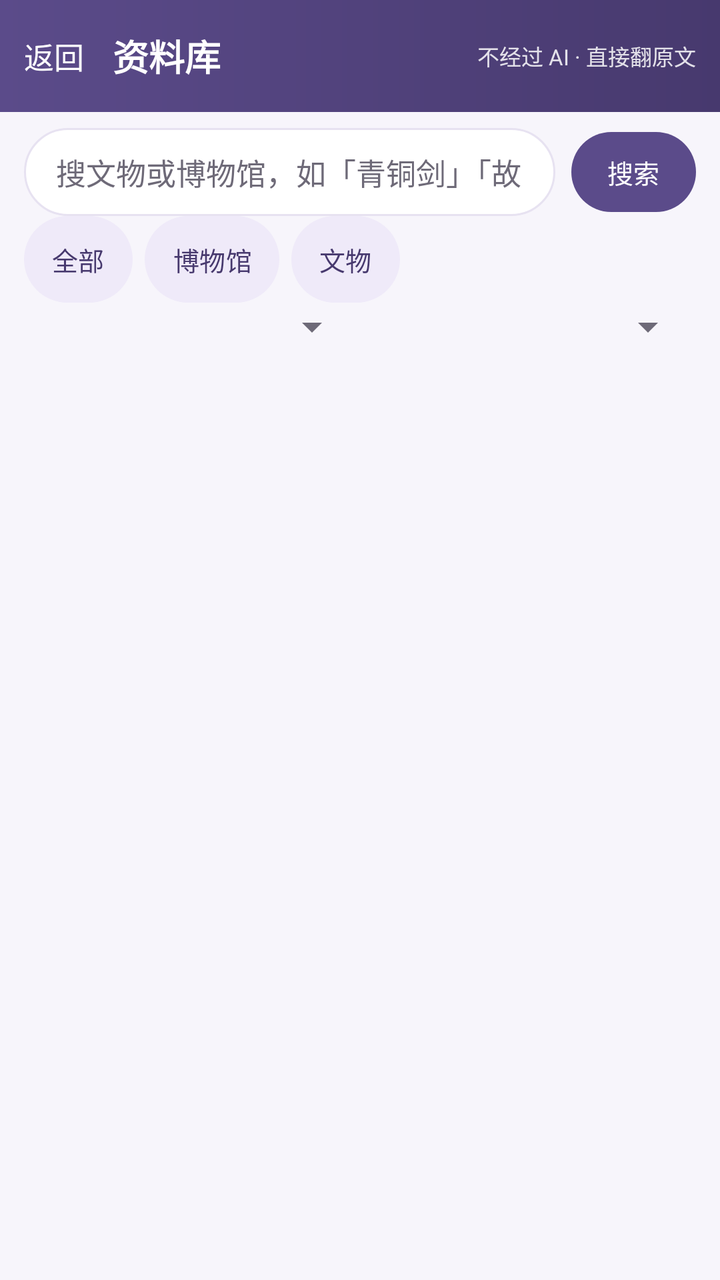
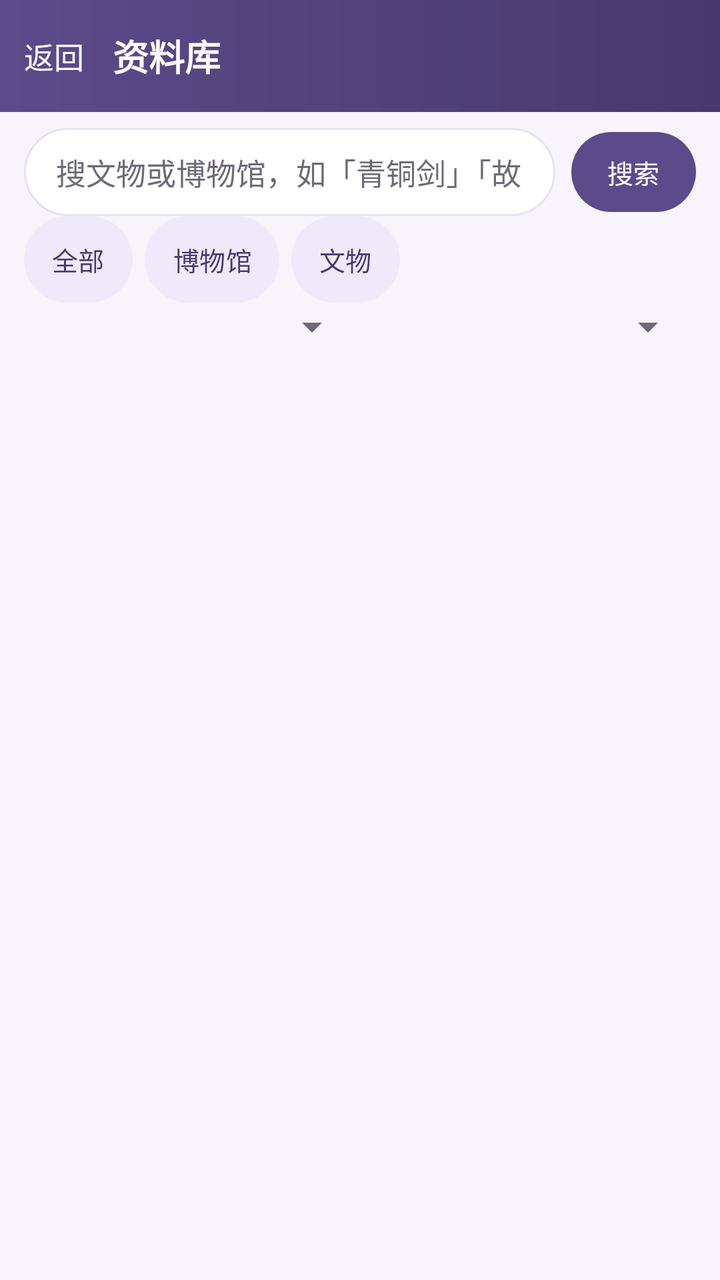

Screens rendered from an Android XML layout before and after an edit, with the pre-edit source and the edit as a unified diff.
<!-- AndroidManifest.xml: application theme Theme.MuseumDocentAI -->
<!-- res/layout/activity_browse.xml -->
<?xml version="1.0" encoding="utf-8"?>
<androidx.constraintlayout.widget.ConstraintLayout xmlns:android="http://schemas.android.com/apk/res/android"
    xmlns:app="http://schemas.android.com/apk/res-auto"
    android:id="@+id/browse_root"
    android:layout_width="match_parent"
    android:layout_height="match_parent"
    android:background="@color/bg_app">

    
    <LinearLayout
        android:id="@+id/browse_title_bar"
        android:layout_width="match_parent"
        android:layout_height="56dp"
        android:background="@drawable/bg_toolbar"
        android:gravity="center_vertical"
        android:orientation="horizontal"
        android:paddingStart="4dp"
        android:paddingEnd="12dp"
        app:layout_constraintTop_toTopOf="parent">

        <Button
            android:id="@+id/btn_back"
            style="@style/ToolbarIconButton"
            android:text="@string/browse_back" />

        <TextView
            android:layout_width="0dp"
            android:layout_height="wrap_content"
            android:layout_marginStart="6dp"
            android:layout_weight="1"
            android:text="@string/browse_title"
            android:textColor="@color/text_on_brand"
            android:textSize="18sp"
            android:textStyle="bold" />

        <TextView
            android:layout_width="wrap_content"
            android:layout_height="wrap_content"
            android:alpha="0.85"
            android:text="@string/browse_subtitle"
            android:textColor="@color/text_on_brand"
            android:textSize="11sp" />
    </LinearLayout>

    
    <LinearLayout
        android:id="@+id/layout_search"
        android:layout_width="match_parent"
        android:layout_height="wrap_content"
        android:orientation="vertical"
        android:paddingStart="12dp"
        android:paddingTop="8dp"
        android:paddingEnd="12dp"
        app:layout_constraintTop_toBottomOf="@id/browse_title_bar">

        <LinearLayout
            android:layout_width="match_parent"
            android:layout_height="wrap_content"
            android:gravity="center_vertical"
            android:orientation="horizontal">

            <EditText
                android:id="@+id/edit_search"
                android:layout_width="0dp"
                android:layout_height="44dp"
                android:layout_weight="1"
                android:background="@drawable/bg_input"
                android:hint="@string/browse_hint"
                android:imeOptions="actionSearch"
                android:inputType="text"
                android:maxLines="1"
                android:paddingStart="16dp"
                android:paddingEnd="16dp"
                android:textColor="@color/text_primary"
                android:textColorHint="@color/text_secondary"
                android:textSize="15sp" />

            <Button
                android:id="@+id/btn_search"
                android:layout_width="wrap_content"
                android:layout_height="40dp"
                android:layout_marginStart="8dp"
                android:background="@drawable/bg_pill_selected"
                android:minWidth="0dp"
                android:paddingStart="18dp"
                android:paddingEnd="18dp"
                android:text="@string/browse_search"
                android:textColor="@color/text_on_brand"
                android:textSize="13sp" />
        </LinearLayout>

        
        <LinearLayout
            android:layout_width="match_parent"
            android:layout_height="wrap_content"
            android:gravity="center_vertical"
            android:orientation="horizontal">

            <Button
                android:id="@+id/btn_kind_all"
                style="@style/PillButton"
                android:layout_marginEnd="6dp"
                android:text="@string/browse_kind_all" />

            <Button
                android:id="@+id/btn_kind_museum"
                style="@style/PillButton"
                android:layout_marginEnd="6dp"
                android:text="@string/browse_kind_museum" />

            <Button
                android:id="@+id/btn_kind_artifact"
                style="@style/PillButton"
                android:text="@string/browse_kind_artifact" />

            <TextView
                android:id="@+id/text_count"
                android:layout_width="0dp"
                android:layout_height="wrap_content"
                android:layout_weight="1"
                android:gravity="end"
                android:textSize="12sp" />
        </LinearLayout>

        
        <LinearLayout
            android:layout_width="match_parent"
            android:layout_height="wrap_content"
            android:gravity="center_vertical"
            android:orientation="horizontal">

            <Spinner
                android:id="@+id/spinner_province"
                android:layout_width="0dp"
                android:layout_height="wrap_content"
                android:layout_weight="1" />

            <Spinner
                android:id="@+id/spinner_category"
                android:layout_width="0dp"
                android:layout_height="wrap_content"
                android:layout_weight="1" />
        </LinearLayout>

        
        <HorizontalScrollView
            android:id="@+id/scroll_history"
            android:layout_width="match_parent"
            android:layout_height="wrap_content"
            android:scrollbars="none"
            android:visibility="gone">

            <LinearLayout
                android:id="@+id/layout_history"
                android:layout_width="wrap_content"
                android:layout_height="wrap_content"
                android:orientation="horizontal" />
        </HorizontalScrollView>

        
        <TextView
            android:id="@+id/text_status"
            android:layout_width="match_parent"
            android:layout_height="wrap_content"
            android:gravity="center"
            android:paddingTop="10dp"
            android:paddingBottom="10dp"
            android:textSize="13sp"
            android:visibility="gone" />
    </LinearLayout>

    
    <androidx.recyclerview.widget.RecyclerView
        android:id="@+id/recycler_docs"
        android:layout_width="match_parent"
        android:layout_height="0dp"
        android:clipToPadding="false"
        android:padding="6dp"
        app:layout_constraintBottom_toBottomOf="parent"
        app:layout_constraintTop_toBottomOf="@id/layout_search" />

</androidx.constraintlayout.widget.ConstraintLayout>
<!-- resources referenced by this layout -->
<resources>
  <color name="bg_app">#F7F5FB</color>
  <color name="text_on_brand">#FFFFFF</color>
  <color name="text_primary">#1D1B20</color>
  <color name="text_secondary">#6E6A78</color>
  <!-- drawable bg_input (drawable) -->
  <?xml version="1.0" encoding="utf-8"?>
  <shape xmlns:android="http://schemas.android.com/apk/res/android" android:shape="rectangle">
      <solid android:color="@color/surface" />
      <stroke android:width="1dp" android:color="@color/stroke" />
      <corners android:radius="24dp" />
  </shape>
  <!-- drawable bg_pill_selected (drawable) -->
  <?xml version="1.0" encoding="utf-8"?>
  <shape xmlns:android="http://schemas.android.com/apk/res/android" android:shape="rectangle">
      <solid android:color="@color/brand" />
      <corners android:radius="999dp" />
  </shape>
  <!-- drawable bg_toolbar (drawable) -->
  <?xml version="1.0" encoding="utf-8"?>
  <shape xmlns:android="http://schemas.android.com/apk/res/android" android:shape="rectangle">
      <gradient
          android:angle="0"
          android:endColor="@color/brand_dark"
          android:startColor="@color/brand" />
  </shape>
  <string name="browse_back">返回</string>
  <string name="browse_hint">搜文物或博物馆，如「青铜剑」「故宫」</string>
  <string name="browse_kind_all">全部</string>
  <string name="browse_kind_artifact">文物</string>
  <string name="browse_kind_museum">博物馆</string>
  <string name="browse_search">搜索</string>
  <string name="browse_subtitle">不经过 AI · 直接翻原文</string>
  <string name="browse_title">资料库</string>
  <style name="ToolbarIconButton">
          <item name="android:layout_width">wrap_content</item>
          <item name="android:layout_height">wrap_content</item>
          <item name="android:minWidth">0dp</item>
          <item name="android:minHeight">0dp</item>
          <item name="android:paddingStart">8dp</item>
          <item name="android:paddingEnd">8dp</item>
          <item name="android:paddingTop">6dp</item>
          <item name="android:paddingBottom">6dp</item>
          <item name="android:background">?android:attr/selectableItemBackgroundBorderless</item>
          <item name="android:textColor">@color/text_on_brand</item>
          <item name="android:textSize">15sp</item>
      </style>
  <style name="Theme.MuseumDocentAI" parent="Base.Theme.MuseumDocentAI" />
  <color name="surface">#FFFFFF</color>
  <color name="stroke">#E7E2F1</color>
  <color name="brand">#5B4B8A</color>
  <color name="brand_dark">#47396E</color>
  <!-- drawable bg_pill (drawable) -->
  <?xml version="1.0" encoding="utf-8"?>
  <shape xmlns:android="http://schemas.android.com/apk/res/android" android:shape="rectangle">
      <solid android:color="@color/brand_light" />
      <corners android:radius="999dp" />
  </shape>
  <style name="Base.Theme.MuseumDocentAI" parent="Theme.Material3.DayNight.NoActionBar">
          <item name="colorPrimary">@color/brand</item>
          <item name="colorOnPrimary">@color/text_on_brand</item>
          <item name="colorPrimaryContainer">@color/brand_light</item>
          <item name="colorOnPrimaryContainer">@color/brand_dark</item>
          <item name="colorSecondary">@color/brand_accent</item>
          <item name="android:windowBackground">@color/bg_app</item>
          <item name="android:colorBackground">@color/bg_app</item>
          <item name="android:textColorPrimary">@color/text_primary</item>
          <item name="android:textColorSecondary">@color/text_secondary</item>
      </style>
  <color name="brand_light">#EFEAF9</color>
  <color name="brand_accent">#B79CE0</color>
  <!-- unchanged entries left out for length: 1 -->
</resources>

<!-- the commit's change to res/layout/activity_browse.xml (unified diff, before → after) -->
@@ -32,14 +32,6 @@
             android:textColor="@color/text_on_brand"
             android:textSize="18sp"
             android:textStyle="bold" />
-
-        <TextView
-            android:layout_width="wrap_content"
-            android:layout_height="wrap_content"
-            android:alpha="0.85"
-            android:text="@string/browse_subtitle"
-            android:textColor="@color/text_on_brand"
-            android:textSize="11sp" />
     </LinearLayout>
 
     
<!-- resource entries referenced after the edit -->
@@ -31,7 +31,6 @@
   <string name="browse_kind_artifact">文物</string>
   <string name="browse_kind_museum">博物馆</string>
   <string name="browse_search">搜索</string>
-  <string name="browse_subtitle">不经过 AI · 直接翻原文</string>
   <string name="browse_title">资料库</string>
   <style name="ToolbarIconButton">
           <item name="android:layout_width">wrap_content</item>
